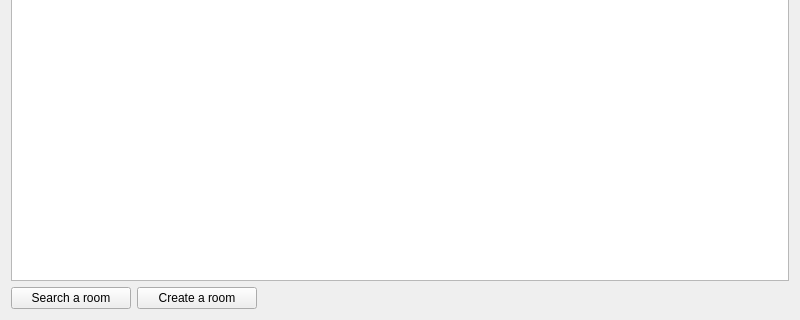
Above: client/src/MainPage.ui from cpp-park-vk-education/2023_1_C-- before the change; both pictures show x 0 to 800 and y 160 to 480 of the 800 by 480 pixel window. Below: the same form after it.
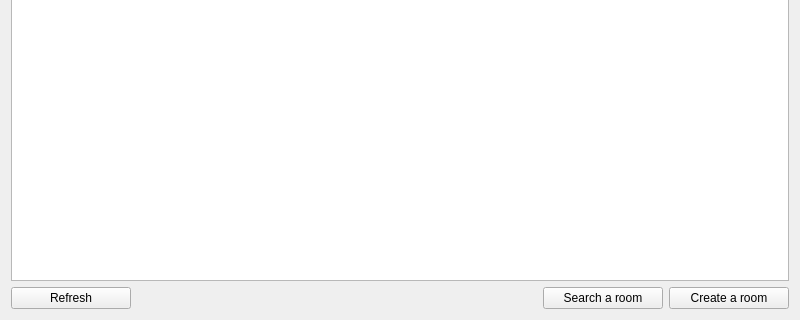
That is the form after the change.

Commit message: Added main page update feature

Diff of the .ui file:
```diff
--- a/client/src/MainPage.ui
+++ b/client/src/MainPage.ui
@@ -46,28 +46,21 @@
    <item>
     <layout class="QHBoxLayout" name="horizontalLayout">
      <item>
-      <widget class="QPushButton" name="searchButton">
+      <widget class="QPushButton" name="refreshButton">
        <property name="minimumSize">
         <size>
          <width>120</width>
          <height>0</height>
         </size>
        </property>
-       <property name="text">
-        <string>Search a room</string>
-       </property>
-      </widget>
-     </item>
-     <item>
-      <widget class="QPushButton" name="createButton">
-       <property name="minimumSize">
+       <property name="maximumSize">
         <size>
-         <width>120</width>
-         <height>0</height>
+         <width>16777215</width>
+         <height>16777215</height>
         </size>
        </property>
        <property name="text">
-        <string>Create a room</string>
+        <string>Refresh</string>
        </property>
       </widget>
      </item>
@@ -84,6 +77,32 @@
        </property>
       </spacer>
      </item>
+     <item>
+      <widget class="QPushButton" name="searchButton">
+       <property name="minimumSize">
+        <size>
+         <width>120</width>
+         <height>0</height>
+        </size>
+       </property>
+       <property name="text">
+        <string>Search a room</string>
+       </property>
+      </widget>
+     </item>
+     <item>
+      <widget class="QPushButton" name="createButton">
+       <property name="minimumSize">
+        <size>
+         <width>120</width>
+         <height>0</height>
+        </size>
+       </property>
+       <property name="text">
+        <string>Create a room</string>
+       </property>
+      </widget>
+     </item>
     </layout>
    </item>
   </layout>
```
Left out of the diff: 2 changed lines with no effect on the pictures. The commit also changes 16 other files.
